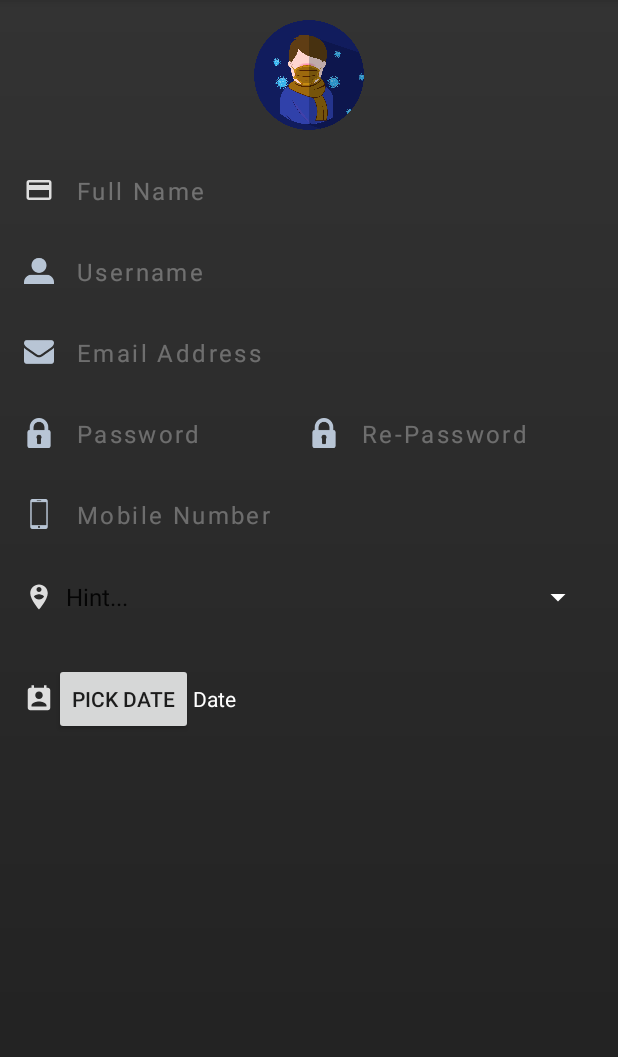
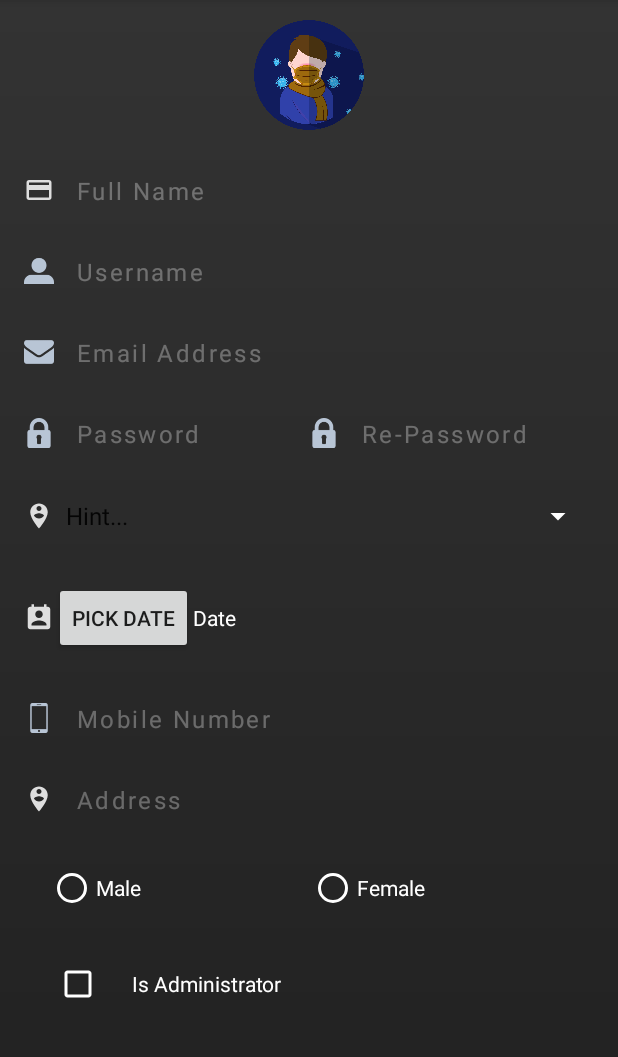
Before and after one commit to AhmedAfifi1999/Store_App, an Android app: the screen it shows after launch (Sign_up), on a phone screen of 412 x 824 dp, the part 84-1141 px from its top. Run offline under Robolectric (Android 15) with nearby library versions, the phone set to English and light mode, and no system bars.

Commit message:
design sign up part three >

```diff
--- a/app/src/main/res/layout/activity_sign_up.xml
+++ b/app/src/main/res/layout/activity_sign_up.xml
@@ -169,35 +169,6 @@
 
 
             </LinearLayout>
-
-            <LinearLayout
-                android:layout_width="match_parent"
-                android:layout_height="wrap_content"
-                android:orientation="horizontal"
-                android:padding="16dp">
-
-                <ImageView
-                    android:layout_width="20dp"
-                    android:layout_height="20dp"
-                    android:layout_gravity="center"
-                    android:src="@drawable/phonemob" />
-
-                <EditText
-                    android:id="@+id/mobphone2"
-                    android:layout_width="match_parent"
-                    android:layout_height="wrap_content"
-                    android:layout_marginLeft="15dp"
-                    android:background="#00000000"
-                    android:hint="Mobile Number"
-                    android:inputType="number"
-                    android:letterSpacing="0.1"
-                    android:textColor="#fff"
-                    android:textColorHint="@color/hint_txt_color"
-                    android:textSize="16dp" />
-
-
-            </LinearLayout>
-
             <LinearLayout
                 android:layout_width="match_parent"
                 android:layout_height="wrap_content"
@@ -223,7 +194,6 @@
 
 
             </LinearLayout>
-
             <LinearLayout
                 android:layout_width="match_parent"
                 android:layout_height="wrap_content"
@@ -254,6 +224,121 @@
 
 
             </LinearLayout>
+            <LinearLayout
+                android:layout_width="match_parent"
+                android:layout_height="wrap_content"
+                android:orientation="horizontal"
+                android:padding="16dp">
+
+                <ImageView
+                    android:layout_width="20dp"
+                    android:layout_height="20dp"
+                    android:layout_gravity="center"
+                    android:src="@drawable/phonemob" />
+
+                <EditText
+                    android:id="@+id/mobphone2"
+                    android:layout_width="match_parent"
+                    android:layout_height="wrap_content"
+                    android:layout_marginLeft="15dp"
+                    android:background="#00000000"
+                    android:hint="Mobile Number"
+                    android:inputType="number"
+                    android:letterSpacing="0.1"
+                    android:textColor="#fff"
+                    android:textColorHint="@color/hint_txt_color"
+                    android:textSize="16dp" />
+
+
+            </LinearLayout>
+            <LinearLayout
+                android:layout_width="match_parent"
+                android:layout_height="wrap_content"
+                android:orientation="horizontal"
+                android:padding="16dp">
+
+                <ImageView
+                    android:layout_width="20dp"
+                    android:layout_height="20dp"
+                    android:layout_gravity="center"
+                    android:src="@drawable/country_2" />
+
+                <EditText
+                    android:id="@+id/address"
+                    android:layout_width="match_parent"
+                    android:layout_height="wrap_content"
+                    android:layout_marginLeft="15dp"
+                    android:background="#00000000"
+                    android:hint="Address"
+                    android:inputType="text"
+                    android:letterSpacing="0.1"
+                    android:textColor="@color/white"
+                    android:textColorHint="@color/hint_txt_color"
+                    android:textSize="16dp" />
+
+
+            </LinearLayout>
+            <LinearLayout
+                android:layout_width="match_parent"
+                android:layout_height="wrap_content"
+                android:orientation="horizontal"
+                android:padding="16dp">
+
+
+                <RadioGroup
+                    android:layout_width="match_parent"
+                    android:layout_height="wrap_content"
+                    android:orientation="horizontal">
+
+                    <RadioButton
+                        android:id="@+id/monthlyRb"
+                        android:layout_width="match_parent"
+                        android:layout_height="match_parent"
+                        android:buttonTint="@color/white"
+                        android:layout_marginLeft="16dp"
+                        android:textColor="@color/white"
+                        android:text="Male"
+                        android:layout_weight="1" />
+
+                    <RadioButton
+                        android:id="@+id/weeklyRadioBtn"
+                        android:layout_width="match_parent"
+                        android:layout_height="match_parent"
+                        android:textColor="@color/white"
+                        android:buttonTint="@color/white"
+                        android:layout_weight="1"
+                        android:text="Female" />
+                </RadioGroup>
+
+
+
+            </LinearLayout>
+
+            <LinearLayout
+                android:layout_width="match_parent"
+                android:layout_height="wrap_content"
+                android:orientation="horizontal"
+                android:padding="16dp">
+
+                <ImageView
+                    android:layout_width="20dp"
+                    android:layout_height="20dp"
+                    android:layout_gravity="center"
+                     />
+
+                <CheckBox android:id="@+id/checkbox_meat"
+                    android:layout_width="wrap_content"
+                    android:layout_height="wrap_content"
+                    android:text="Is Administrator"
+                    android:textColor="@color/white"
+                    android:paddingLeft="20dp"
+                    android:buttonTint="@color/white"
+                   />
+
+
+
+            </LinearLayout>
+
 
 
         </LinearLayout>
```
